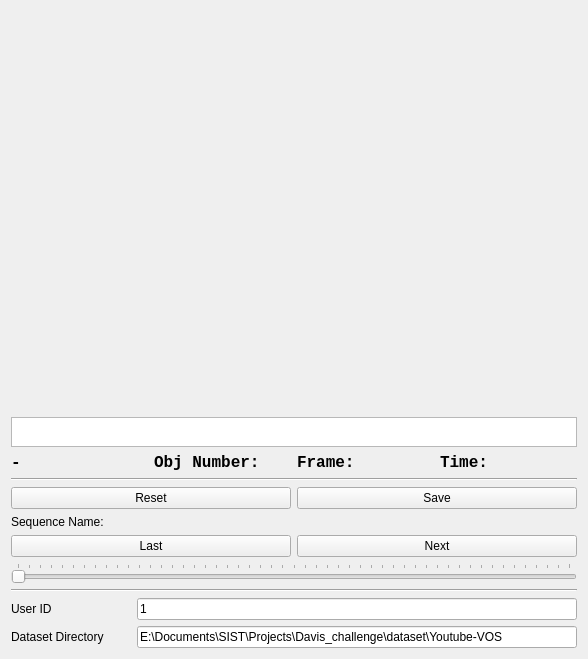
Old version of the form scribble_collector_UI.ui in the repository ShenhanQian/inital-scribble-collector.
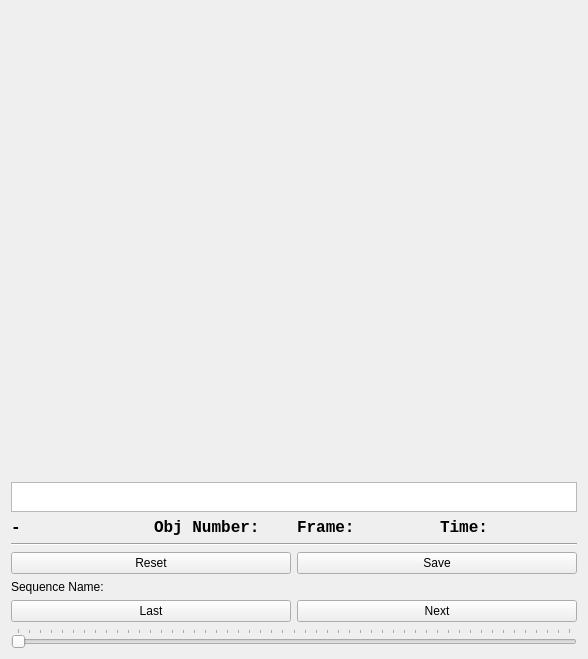
New version of the form.

Commit message: - Simpify th UI - Add arg parser

Patch:
```diff
--- a/scribble_collector_UI.ui
+++ b/scribble_collector_UI.ui
@@ -239,83 +239,7 @@
       </layout>
      </item>
      <item>
-      <widget class="Line" name="line">
-       <property name="orientation">
-        <enum>Qt::Horizontal</enum>
-       </property>
-      </widget>
-     </item>
-     <item>
-      <layout class="QHBoxLayout" name="horizontalLayout_5">
-       <item>
-        <widget class="QLabel" name="label">
-         <property name="sizePolicy">
-          <sizepolicy hsizetype="Fixed" vsizetype="Minimum">
-           <horstretch>0</horstretch>
-           <verstretch>0</verstretch>
-          </sizepolicy>
-         </property>
-         <property name="minimumSize">
-          <size>
-           <width>120</width>
-           <height>0</height>
-          </size>
-         </property>
-         <property name="text">
-          <string>User ID</string>
-         </property>
-        </widget>
-       </item>
-       <item>
-        <widget class="QLineEdit" name="lineEdit_uid">
-         <property name="sizePolicy">
-          <sizepolicy hsizetype="Minimum" vsizetype="Minimum">
-           <horstretch>0</horstretch>
-           <verstretch>0</verstretch>
-          </sizepolicy>
-         </property>
-         <property name="text">
-          <string>1</string>
-         </property>
-        </widget>
-       </item>
-      </layout>
-     </item>
-     <item>
-      <layout class="QHBoxLayout" name="horizontalLayout_9">
-       <item>
-        <widget class="QLabel" name="label_2">
-         <property name="sizePolicy">
-          <sizepolicy hsizetype="Fixed" vsizetype="Minimum">
-           <horstretch>0</horstretch>
-           <verstretch>0</verstretch>
-          </sizepolicy>
-         </property>
-         <property name="minimumSize">
-          <size>
-           <width>120</width>
-           <height>0</height>
-          </size>
-         </property>
-         <property name="text">
-          <string>Dataset Directory</string>
-         </property>
-        </widget>
-       </item>
-       <item>
-        <widget class="QLineEdit" name="lineEdit_dataset_dir">
-         <property name="sizePolicy">
-          <sizepolicy hsizetype="Minimum" vsizetype="Minimum">
-           <horstretch>0</horstretch>
-           <verstretch>0</verstretch>
-          </sizepolicy>
-         </property>
-         <property name="text">
-          <string>E:\Documents\SIST\Projects\Davis_challenge\dataset\Youtube-VOS</string>
-         </property>
-        </widget>
-       </item>
-      </layout>
+      <layout class="QHBoxLayout" name="horizontalLayout_9"/>
      </item>
     </layout>
    </item>
```
The commit also changes 3 other files.
